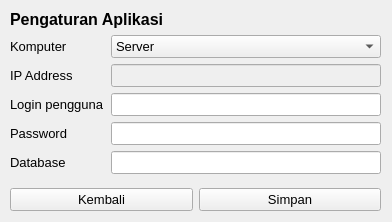
Old version of the form mainFiles/assets/ui/dbEdit.ui in the repository NathanielClarence/telemarketingdb.
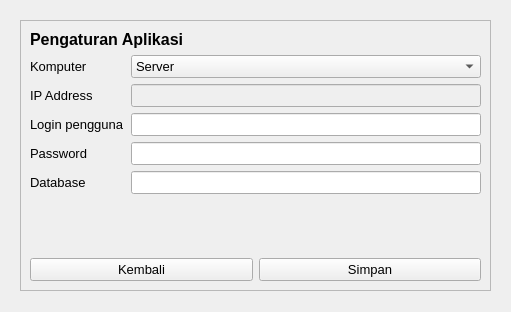
New version of the form.

Diff of the .ui file:
```diff
--- a/mainFiles/assets/ui/dbEdit.ui
+++ b/mainFiles/assets/ui/dbEdit.ui
@@ -6,22 +6,36 @@
    <rect>
     <x>0</x>
     <y>0</y>
-    <width>392</width>
-    <height>222</height>
+    <width>511</width>
+    <height>312</height>
    </rect>
   </property>
   <property name="windowTitle">
    <string>Form</string>
   </property>
-  <widget class="QWidget" name="gridLayoutWidget">
+  <widget class="QScrollArea" name="scrollArea">
    <property name="geometry">
     <rect>
-     <x>10</x>
-     <y>10</y>
-     <width>371</width>
-     <height>201</height>
+     <x>20</x>
+     <y>20</y>
+     <width>471</width>
+     <height>271</height>
     </rect>
    </property>
+   <property name="widgetResizable">
+    <bool>true</bool>
+   </property>
+   <widget class="QWidget" name="scrollAreaWidgetContents">
+    <property name="geometry">
+     <rect>
+      <x>0</x>
+      <y>0</y>
+      <width>469</width>
+      <height>269</height>
+     </rect>
+    </property>
+    <layout class="QGridLayout" name="gridLayout_2">
+     <item row="0" column="0">
    <layout class="QGridLayout" name="gridLayout">
     <item row="2" column="0">
      <widget class="QPushButton" name="btn_back">
@@ -193,6 +207,9 @@
      </widget>
     </item>
    </layout>
+     </item>
+    </layout>
+   </widget>
   </widget>
  </widget>
  <resources/>
```
Left out of the diff: 24 changed lines with no effect on the pictures. Lines whose indentation alone changed are shown as unchanged.
